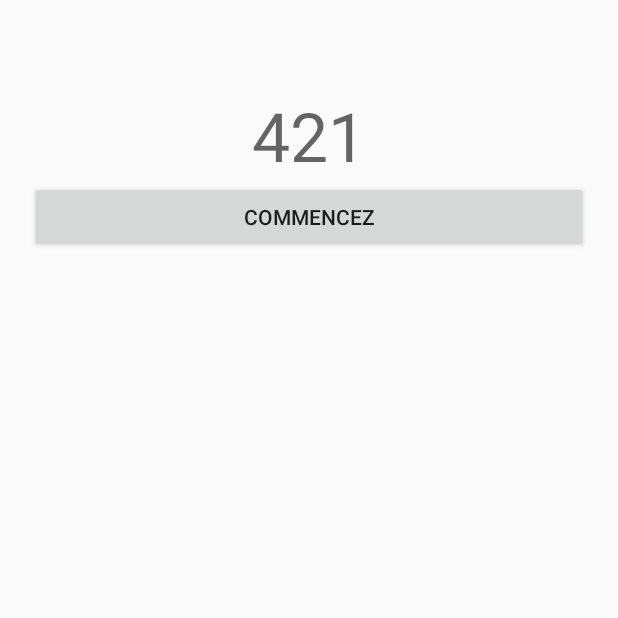
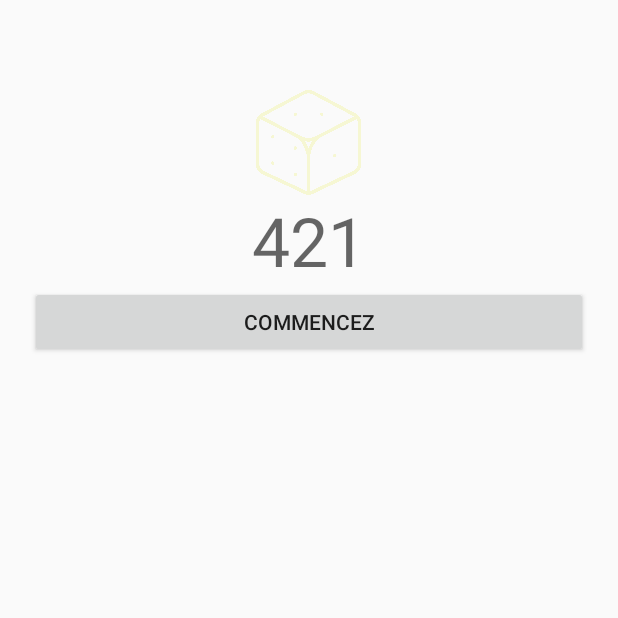
Before and after one commit to SolalDR/421, an Android app: the screen it shows after launch (MainActivity), on a phone screen of 412 x 824 dp, the top half of it. Run offline under Robolectric (Android 15) with nearby library versions, the phone set to English and light mode, and no system bars.

Commit message:
Add dice to resources

```diff
--- a/app/src/main/res/layout/content_main.xml
+++ b/app/src/main/res/layout/content_main.xml
@@ -1,5 +1,6 @@
 <?xml version="1.0" encoding="utf-8"?>
 <LinearLayout xmlns:android="http://schemas.android.com/apk/res/android"
+    xmlns:app="http://schemas.android.com/apk/res-auto"
     android:layout_width="fill_parent"
     android:layout_height="fill_parent"
     android:paddingTop="60dp"
@@ -7,6 +8,13 @@
     android:paddingLeft="20dp"
     android:paddingRight="20dp">
 
+
+    <ImageView
+        android:layout_height="70dp"
+        app:srcCompat="@drawable/dice"
+        android:id="@+id/imageView"
+        android:layout_width="70dp"
+        android:layout_gravity="center" />
 
     <TextView
         android:text="421"
```
Also changed, not shown: app/src/main/res/drawable/dice.png (added).
